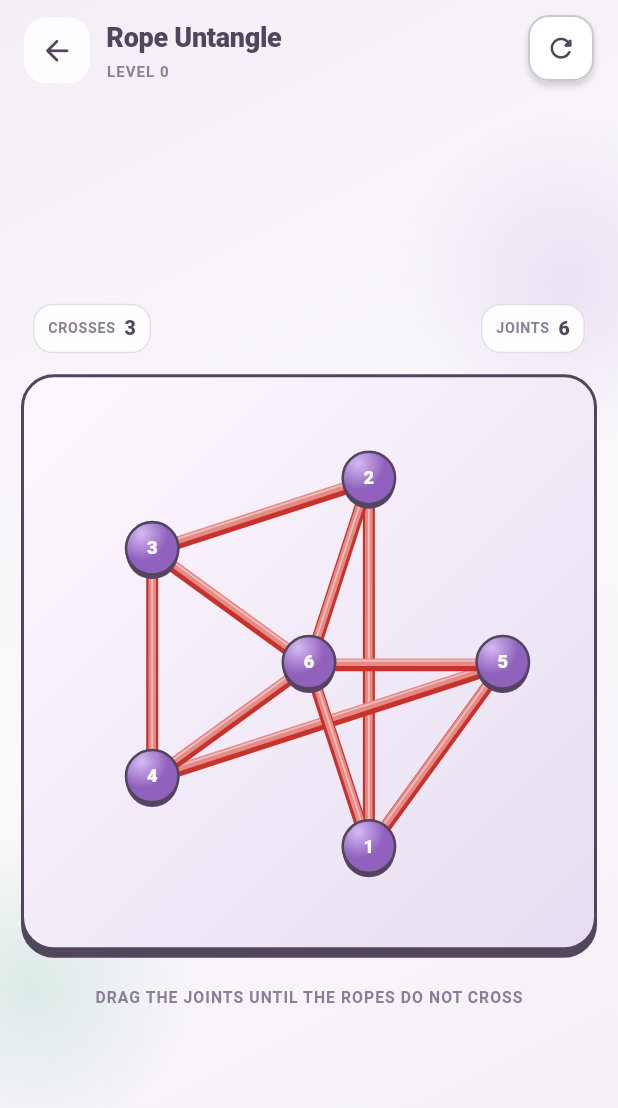
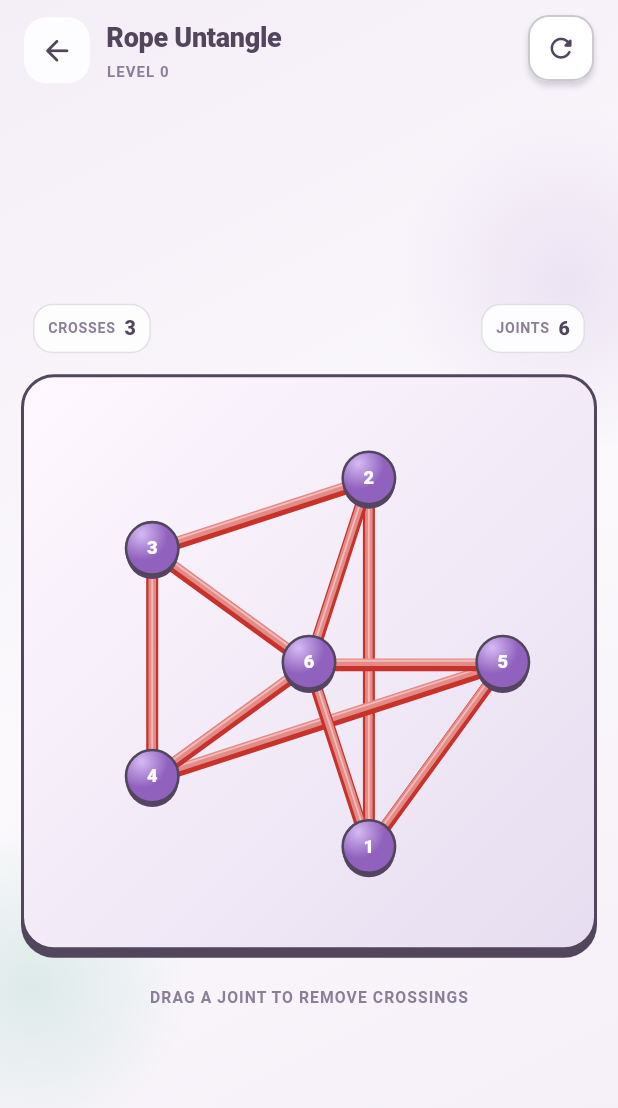
Before and after one commit to nurgeldiserikbay/flooria, a Flutter app: the RopeUntanglePage screen opened directly with empty values, on a phone screen of 412 x 824 dp. Shown: the top 1108 px of the screen. Run offline on Flutter 3.47's test engine with Material 3 defaults, Android fonts, the phone set to English and light mode, and no system bars; our stand-ins replace flutter_svg, shared_preferences; accounts and stored records are empty.

Commit message:
Flooria Wave 22: clearer crossing feedback in Rope Untangle (#117)
* feat: expose live rope crossing progress and active joint state

* feat: reinforce reduced rope crossings with positive progress cues

* test: guard rope crossing semantics, drag interaction and mobile layouts

```diff
--- a/lib/games/rope_untangle/rope_untangle_page.dart
+++ b/lib/games/rope_untangle/rope_untangle_page.dart
@@ -26,12 +26,19 @@
     with LevelFlow<RopeUntanglePage> {
   late RopeUntangleEngine _engine;
   int? _dragged;
+  int? _bestCrossings;
+  bool _improved = false;
   @override
   GameLaunch get launch => widget.launch;
   @override
   void initState() { super.initState(); resetLevel(); }
   @override
-  void resetLevel() { _engine = RopeUntangleEngine.forLevel(level); _dragged = null; }
+  void resetLevel() {
+    _engine = RopeUntangleEngine.forLevel(level);
+    _dragged = null;
+    _bestCrossings = _engine.crossingCount;
+    _improved = false;
+  }
 
   void _move(Offset local, Size size) {
     final node = _dragged;
@@ -39,7 +46,11 @@
     final result = _engine.moveNode(node,
       Point<double>(local.dx / size.width, local.dy / size.height));
     if (result == RopeMove.ignored) return;
-    setState(() {});
+    setState(() {
+      final crossings = _engine.crossingCount;
+      _improved = crossings < (_bestCrossings ?? crossings);
+      if (_improved) _bestCrossings = crossings;
+    });
     if (result == RopeMove.completed) {
       HapticFeedback.mediumImpact();
       reportWin(score: _engine.score, metrics: const {});
@@ -47,7 +58,12 @@
   }
 
   @override
-  Widget build(BuildContext context) => GameScaffold(
+  Widget build(BuildContext context) {
+    final crossings = _engine.crossingCount;
+    final feedback = crossings == 0 ? 'ALL ROPES CLEAR'
+        : _improved ? 'NICE MOVE · FEWER CROSSINGS!'
+        : 'DRAG A JOINT TO REMOVE CROSSINGS';
+    return GameScaffold(
     palette: _palette,
     title: 'Rope Untangle',
     level: level,
@@ -65,7 +81,11 @@
                 StatChip(label: 'JOINTS', value: '${_engine.positions.length}', palette: _palette),
               ])),
           const SizedBox(height: 14),
-          GestureDetector(
+          Semantics(
+            key: const ValueKey('rope-board-state'),
+            label: '$crossings crossings remaining, ${_engine.positions.length} draggable joints'
+                '${_dragged == null ? '' : ', moving joint ${_dragged! + 1}'}',
+            child: GestureDetector(
             key: const ValueKey('rope-board'),
             onPanStart: (details) {
               if (reported) return;
@@ -98,7 +118,7 @@
                 painter: _RopePainter(_engine, selectedNode: _dragged),
               ),
             ),
-          ),
+          )),
           const SizedBox(height: 14),
           if (reported)
             Padding(padding: const EdgeInsets.symmetric(horizontal: 18),
@@ -107,10 +127,11 @@
                 detail: 'Every rope is clear and every joint is apart.',
                 onReplay: replayLevel, onNext: nextLevel))
           else
-            const HintLine('DRAG THE JOINTS UNTIL THE ROPES DO NOT CROSS', palette: _palette),
+            HintLine(feedback, palette: _palette),
         ]));
     }),
   );
+  }
 }
 
 class _RopePainter extends CustomPainter {
```
Also changed, not shown: 1 other file.
